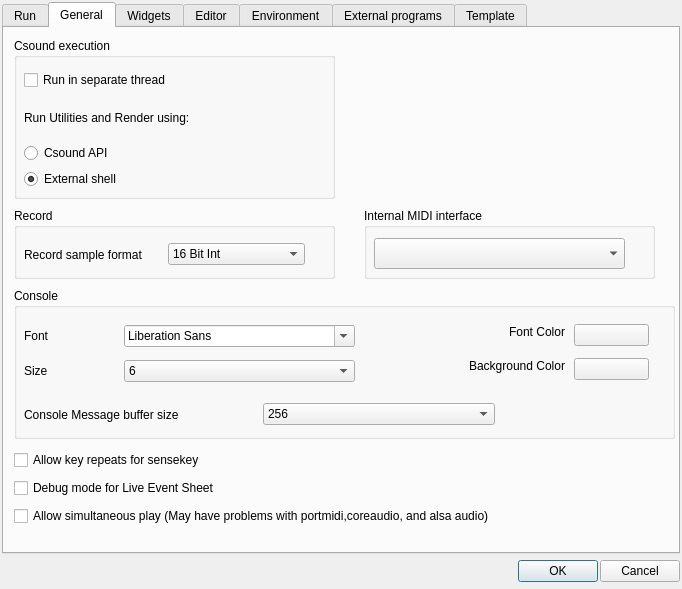
Qt form src/configdialog.ui (CsoundQt/CsoundQt) before a commit.
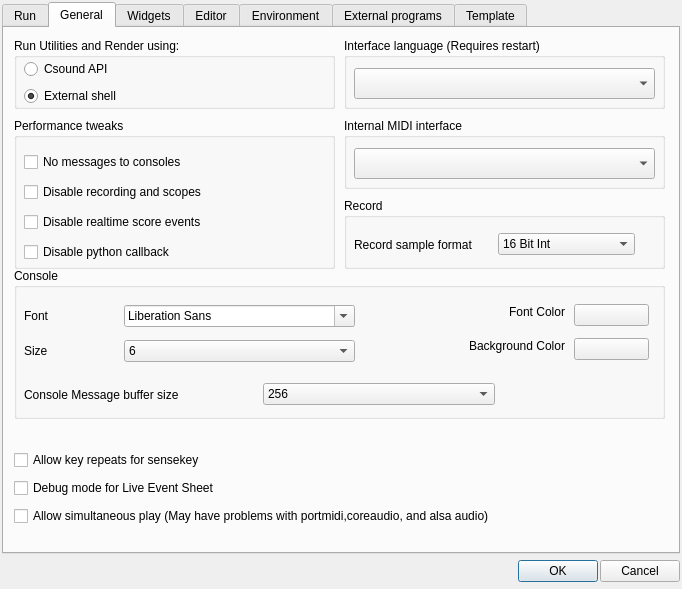
The same form after that commit.

Commit message: Added new performance improvement flags. Removed unnecessary process events for qApp in the middle of the Csound callback.

What changed in the file:
```diff
--- a/src/configdialog.ui
+++ b/src/configdialog.ui
@@ -453,32 +453,22 @@
          <x>10</x>
          <y>10</y>
          <width>321</width>
-         <height>161</height>
+         <height>71</height>
         </rect>
        </property>
        <property name="title">
-        <string>Csound execution</string>
+        <string>Run Utilities and Render using:</string>
        </property>
        <widget class="QWidget" name="layoutWidget_6">
         <property name="geometry">
          <rect>
           <x>10</x>
-          <y>60</y>
+          <y>20</y>
           <width>301</width>
-          <height>91</height>
+          <height>51</height>
          </rect>
         </property>
         <layout class="QVBoxLayout" name="layout14">
-         <item>
-          <widget class="QLabel" name="label_13">
-           <property name="text">
-            <string>Run Utilities and Render using:</string>
-           </property>
-           <property name="wordWrap">
-            <bool>true</bool>
-           </property>
-          </widget>
-         </item>
          <item>
           <widget class="QRadioButton" name="ApiRadioButton">
            <property name="text">
@@ -498,26 +488,13 @@
          </item>
         </layout>
        </widget>
-       <widget class="QCheckBox" name="threadCheckBox">
-        <property name="geometry">
-         <rect>
-          <x>10</x>
-          <y>30</y>
-          <width>301</width>
-          <height>24</height>
-         </rect>
-        </property>
-        <property name="text">
-         <string>Run in separate thread</string>
-        </property>
-       </widget>
       </widget>
       <widget class="QGroupBox" name="groupBox_6">
        <property name="geometry">
         <rect>
          <x>10</x>
-         <y>260</y>
-         <width>661</width>
+         <y>240</y>
+         <width>651</width>
          <height>151</height>
         </rect>
        </property>
@@ -737,8 +714,8 @@
       <widget class="QGroupBox" name="groupBox_9">
        <property name="geometry">
         <rect>
-         <x>10</x>
-         <y>180</y>
+         <x>340</x>
+         <y>170</y>
          <width>321</width>
          <height>71</height>
         </rect>
@@ -824,9 +801,9 @@
       <widget class="QGroupBox" name="groupBox_12">
        <property name="geometry">
         <rect>
-         <x>360</x>
-         <y>180</y>
-         <width>291</width>
+         <x>340</x>
+         <y>90</y>
+         <width>321</width>
          <height>71</height>
         </rect>
        </property>
@@ -838,12 +815,88 @@
          <rect>
           <x>10</x>
           <y>30</y>
-          <width>251</width>
+          <width>301</width>
           <height>31</height>
          </rect>
         </property>
        </widget>
       </widget>
+      <widget class="QGroupBox" name="groupBox_13">
+       <property name="geometry">
+        <rect>
+         <x>340</x>
+         <y>10</y>
+         <width>321</width>
+         <height>71</height>
+        </rect>
+       </property>
+       <property name="title">
+        <string>Interface language (Requires restart)</string>
+       </property>
+       <widget class="QComboBox" name="languageComboBox">
+        <property name="geometry">
+         <rect>
+          <x>10</x>
+          <y>30</y>
+          <width>301</width>
+          <height>31</height>
+         </rect>
+        </property>
+       </widget>
+      </widget>
+      <widget class="QGroupBox" name="groupBox_14">
+       <property name="geometry">
+        <rect>
+         <x>10</x>
+         <y>90</y>
+         <width>321</width>
+         <height>151</height>
+        </rect>
+       </property>
+       <property name="title">
+        <string>Performance tweaks</string>
+       </property>
+       <widget class="QWidget" name="layoutWidget">
+        <property name="geometry">
+         <rect>
+          <x>10</x>
+          <y>30</y>
+          <width>301</width>
+          <height>121</height>
+         </rect>
+        </property>
+        <layout class="QVBoxLayout" name="verticalLayout_5">
+         <item>
+          <widget class="QCheckBox" name="noMessagesCheckBox">
+           <property name="text">
+            <string>No messages to consoles</string>
+           </property>
+          </widget>
+         </item>
+         <item>
+          <widget class="QCheckBox" name="noBufferCheckBox">
+           <property name="text">
+            <string>Disable recording and scopes</string>
+           </property>
+          </widget>
+         </item>
+         <item>
+          <widget class="QCheckBox" name="noEventsCheckBox">
+           <property name="text">
+            <string>Disable realtime score events</string>
+           </property>
+          </widget>
+         </item>
+         <item>
+          <widget class="QCheckBox" name="noPythonCheckBox">
+           <property name="text">
+            <string>Disable python callback</string>
+           </property>
+          </widget>
+         </item>
+        </layout>
+       </widget>
+      </widget>
      </widget>
      <widget class="QWidget" name="tab_6">
       <attribute name="title">
@@ -1629,28 +1682,6 @@
         </layout>
        </widget>
       </widget>
-      <widget class="QWidget" name="layoutWidget13">
-       <property name="geometry">
-        <rect>
-         <x>10</x>
-         <y>430</y>
-         <width>661</width>
-         <height>33</height>
-        </rect>
-       </property>
-       <layout class="QHBoxLayout" name="horizontalLayout">
-        <item>
-         <widget class="QLabel" name="label_25">
-          <property name="text">
-           <string>Interface Language (requires restart)</string>
-          </property>
-         </widget>
-        </item>
-        <item>
-         <widget class="QComboBox" name="languageComboBox"/>
-        </item>
-       </layout>
-      </widget>
      </widget>
      <widget class="QWidget" name="tab_5">
       <attribute name="title">
```
The commit also changes 8 other files.
